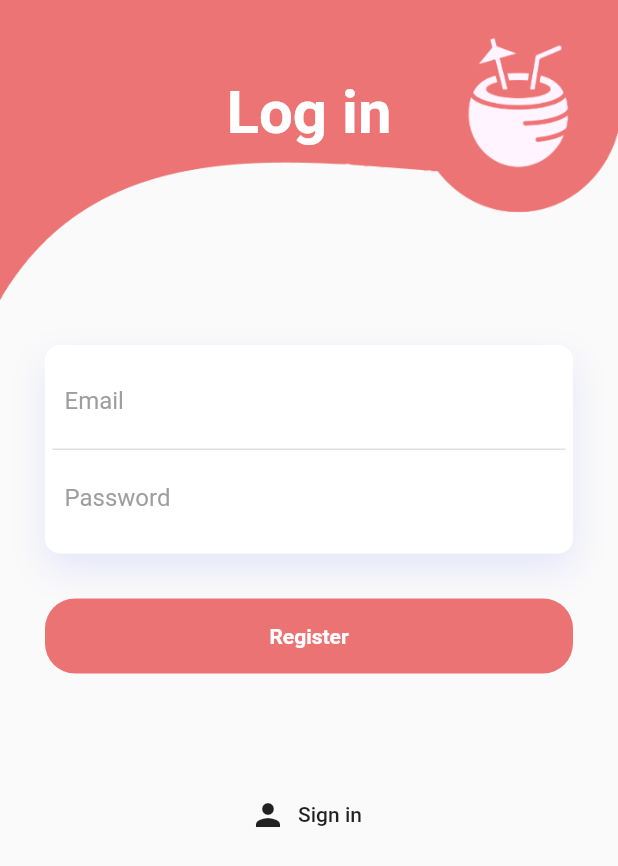
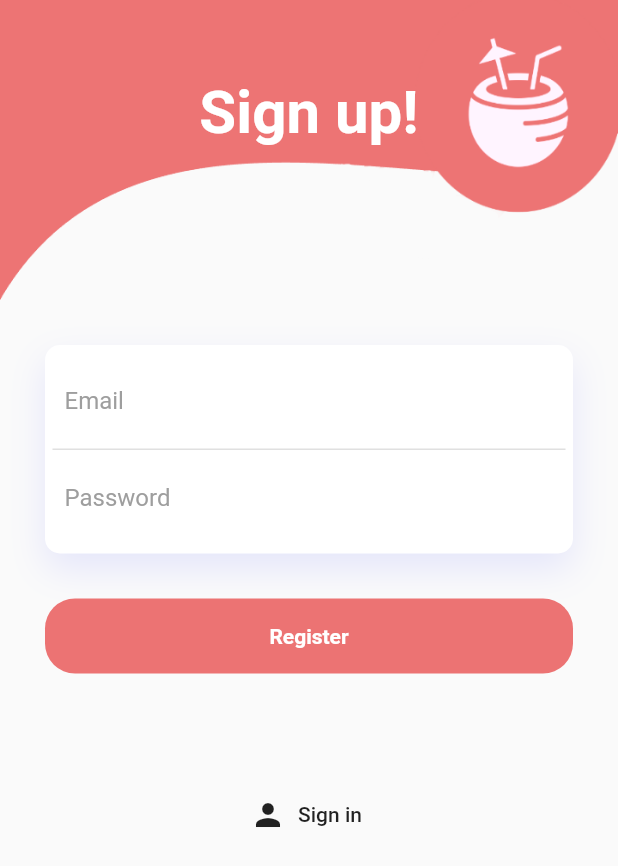
Before and after one commit to Kokit0/cocada, a Flutter app: the Register screen opened directly, on a phone screen of 412 x 824 dp. Shown: the top 866 px of the screen. Run offline on Flutter 3.47's test engine with Material 2 defaults, Android fonts, the light colour scheme and no system bars; drawn by our look-alikes of animated_background; our stand-ins replace firebase_auth, flutter_spinkit, rflutter_alert, simple_animations; missing offline and left inert: flutter_beautiful_popup; accounts and stored records are empty.

Commit message:
Título en registro

```diff
--- a/lib/pages/login/register.dart
+++ b/lib/pages/login/register.dart
@@ -59,7 +59,7 @@ class _RegisterState extends State<Register> {
                               transform: Matrix4.translationValues(0.0, -25.0, 0.0),
 
                             child: Center(
-                              child: Text("Log in", style: TextStyle(
+                              child: Text("Sign up!", style: TextStyle(
                                   color: Colors.white,
                                   fontSize: 40,
                                   fontWeight: FontWeight.bold),
```
